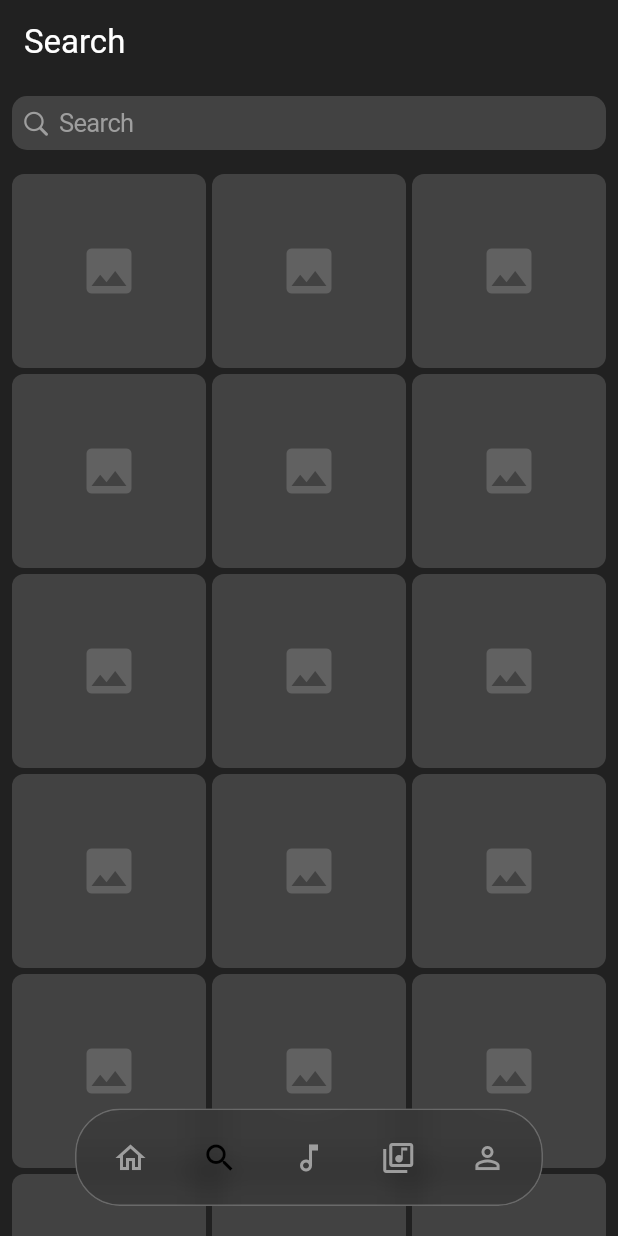
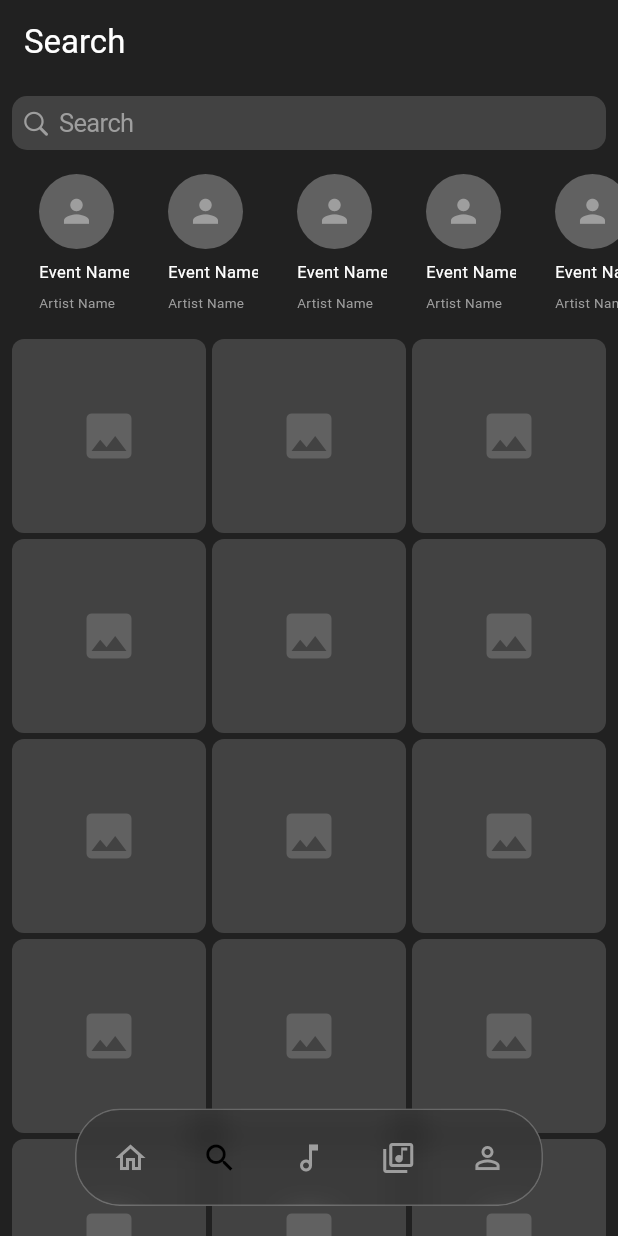
Before and after one commit to iAVAA/vynt, a Flutter app: the screen it shows after launch, item 2 of the bottom bar chosen, on a phone screen of 412 x 824 dp. Run offline on Flutter 3.47's test engine with Material 3 defaults, Android fonts, the phone set to English and light mode, and no system bars; drawn by our look-alikes of crystal_navigation_bar, marquee; our stand-ins replace animated_splash_screen, firebase_core, google_fonts, lottie, page_transition; accounts and stored records are empty.

Commit message:
second sketch of the search_page.dart

```diff
--- a/lib/screens/search_page.dart
+++ b/lib/screens/search_page.dart
@@ -1,5 +1,6 @@
 import 'package:flutter/cupertino.dart';
 import 'package:flutter/material.dart';
+import 'package:marquee/marquee.dart';
 
 class Search extends StatelessWidget {
   const Search({super.key});
@@ -29,6 +30,17 @@ class Search extends StatelessWidget {
               style: const TextStyle(color: Colors.white),
             ),
           ),
+          SizedBox(
+            height: 110,
+            child: SingleChildScrollView(
+              scrollDirection: Axis.horizontal,
+              padding: const EdgeInsets.symmetric(vertical: 8.0, horizontal: 8.0),
+              child: Row(
+                children: List.generate(10, (index) => _buildEventItem()),
+              ),
+            ),
+          ),
+          // Grid View
           Expanded(
             child: GridView.builder(
               padding: const EdgeInsets.all(8.0),
@@ -37,7 +49,7 @@ class Search extends StatelessWidget {
                 mainAxisSpacing: 4,
                 crossAxisSpacing: 4,
               ),
-              itemCount: 30, // Adjust as needed for content
+              itemCount: 30,
               itemBuilder: (context, index) {
                 return Container(
                   decoration: BoxDecoration(
@@ -59,4 +71,55 @@ class Search extends StatelessWidget {
       ),
     );
   }
+
+  Widget _buildEventItem() {
+    return Padding(
+      padding: const EdgeInsets.symmetric(horizontal: 8.0),
+      child: Column(
+        children: [
+          Container(
+            width: 50,
+            height: 50,
+            decoration: BoxDecoration(
+              shape: BoxShape.circle,
+              color: Colors.grey[700],
+            ),
+            child: Icon(
+              Icons.person,
+              color: Colors.grey[500],
+              size: 25,
+            ),
+          ),
+          const SizedBox(height: 6),
+          SizedBox(
+            width: 70,
+            height: 18,
+            child: Marquee(
+              text: 'Event Name',
+              style: const TextStyle(color: Colors.white, fontSize: 11),
+              scrollAxis: Axis.horizontal,
+              blankSpace: 20.0,
+              velocity: 30.0,
+              startPadding: 10.0,
+              pauseAfterRound: const Duration(seconds: 1),
+            ),
+          ),
+          const SizedBox(height: 4),
+          SizedBox(
+            width: 70,
+            height: 16,
+            child: Marquee(
+              text: 'Artist Name',
+              style: const TextStyle(color: Colors.grey, fontSize: 9),
+              scrollAxis: Axis.horizontal,
+              blankSpace: 20.0,
+              velocity: 30.0,
+              startPadding: 10.0,
+              pauseAfterRound: const Duration(seconds: 1),
+            ),
+          ),
+        ],
+      ),
+    );
+  }
 }
--- a/lib/widgets/splash_screen.dart
+++ b/lib/widgets/splash_screen.dart
@@ -33,7 +33,7 @@ class SplashScreen extends StatelessWidget {
         ],
       ),
       nextScreen: const Home(),
-      backgroundColor: Colors.deepPurple,
+      backgroundColor: Colors.grey.shade900,
       splashTransition: SplashTransition.scaleTransition,
       //pageTransitionType: PageTransitionType.fade, // TODO FIX IT
       curve: Curves.easeInOut,
```
